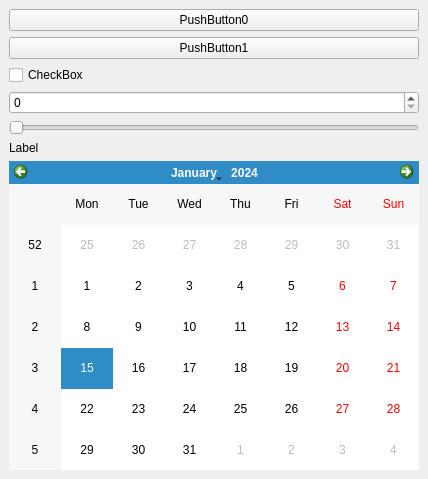
Qt form src/SamplePluginPA10/src/SamplePlugin.ui (leesuro/ROVI1project) before a commit.
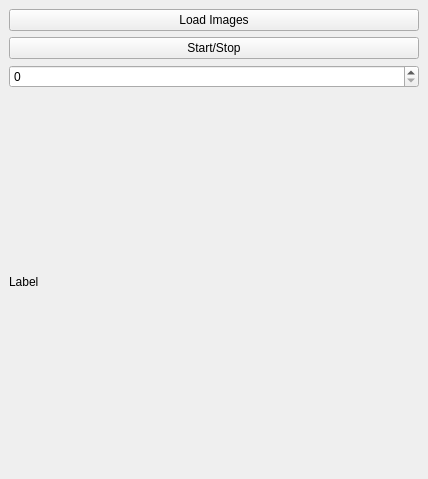
The same form after that commit.

Commit message: Removed unnecesary things in the UI. Now the SplinBox updates the time

```diff
--- a/src/SamplePluginPA10/src/SamplePlugin.ui
+++ b/src/SamplePluginPA10/src/SamplePlugin.ui
@@ -20,44 +20,44 @@
       <item>
        <widget class="QPushButton" name="_btn0">
         <property name="text">
-         <string>PushButton0</string>
+         <string>Load Images</string>
         </property>
        </widget>
       </item>
       <item>
        <widget class="QPushButton" name="_btn1">
         <property name="text">
-         <string>PushButton1</string>
+         <string>Start/Stop</string>
         </property>
        </widget>
-      </item>
-      <item>
+      </item> 
+<!--       <item>
        <widget class="QCheckBox" name="_checkBox">
         <property name="text">
          <string>CheckBox</string>
         </property>
        </widget>
-      </item>
+      </item> -->
       <item>
        <widget class="QSpinBox" name="_spinBox"/>
       </item>
-      <item>
+<!--       <item>
        <widget class="QSlider" name="_slider">
         <property name="orientation">
          <enum>Qt::Horizontal</enum>
         </property>
        </widget>
-      </item>
-      <item>
+      </item> -->
+      <item> 
        <widget class="QLabel" name="_label">
         <property name="text">
          <string>Label</string>
         </property>
        </widget>
       </item>
-      <item>
+<!--       <item>
        <widget class="QCalendarWidget" name="_calendar"/>
-      </item>
+      </item> -->
      </layout>
     </item>
    </layout>
```
The commit also changes 2 other files.
